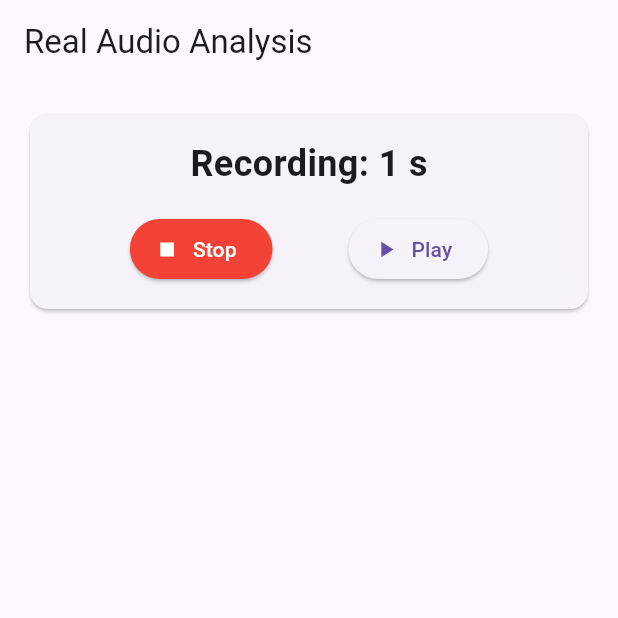
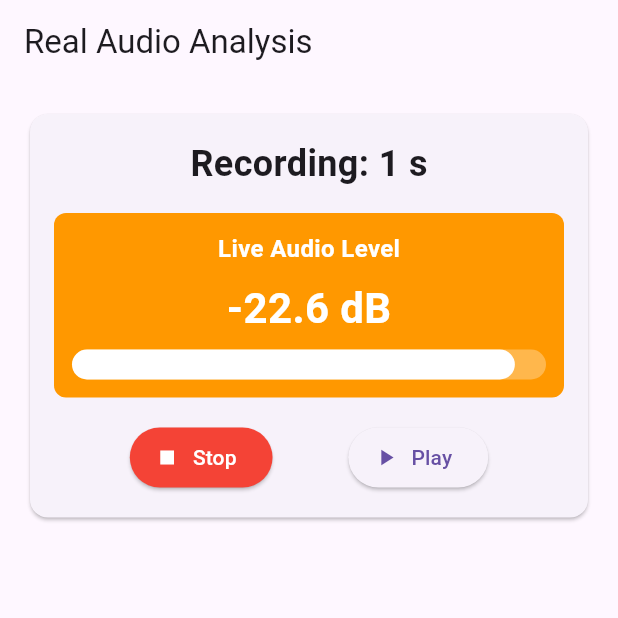
Before and after one commit to bazinga-thedog/winamp, a Flutter app: the screen it shows after launch, after a tap on "Record", on a phone screen of 412 x 824 dp, the top half of it. Run offline on Flutter 3.47's test engine with Material 3 defaults, Android fonts, the phone set to English and light mode, and no system bars; our stand-ins replace just_audio, permission_handler; missing offline and left inert: flutter_sound; statements that could not run were skipped.

Commit message:
update main.dart

```diff
--- a/lib/main.dart
+++ b/lib/main.dart
@@ -21,9 +21,12 @@ class _RecorderScreenState extends State<RecorderScreen> {
   bool _isRecording = false;
   String? _filePath;
   Timer? _timer;
+  Timer? _rmsTimer;
   int _recordDuration = 0;
   List<SilenceSegment> _silenceSegments = [];
   bool _isAnalyzing = false;
+  double _currentRmsDb = -100.0; // Current RMS in decibels
+  final List<double> _rmsHistory = []; // Store RMS history for averaging
 
   @override
   void initState() {
@@ -46,6 +49,7 @@ class _RecorderScreenState extends State<RecorderScreen> {
   @override
   void dispose() {
     _timer?.cancel();
+    _rmsTimer?.cancel();
     _recorder?.closeRecorder();
     _player?.closePlayer();
     _audioAnalyzer?.dispose();
@@ -72,16 +76,63 @@ class _RecorderScreenState extends State<RecorderScreen> {
       _isRecording = true;
       _recordDuration = 0;
       _silenceSegments.clear();
+      _currentRmsDb = -100.0;
+      _rmsHistory.clear();
     });
     _timer = Timer.periodic(const Duration(seconds: 1), (timer) {
       setState(() => _recordDuration++);
     });
+    _startRmsMonitoring();
+  }
+
+  // Start real-time RMS monitoring
+  void _startRmsMonitoring() {
+    _rmsTimer = Timer.periodic(const Duration(milliseconds: 100), (timer) async {
+      if (_isRecording) {
+        await _updateRmsLevel();
+      }
+    });
+  }
+
+  // Update RMS level in real-time
+  Future<void> _updateRmsLevel() async {
+    try {
+      // Simulate real-time audio analysis
+      // In a real implementation, you would get actual audio samples from the recorder
+      final simulatedRms = _simulateRealTimeRms();
+
+      setState(() {
+        _rmsHistory.add(simulatedRms);
+        // Keep only the last 50 samples for averaging
+        if (_rmsHistory.length > 50) {
+          _rmsHistory.removeAt(0);
+        }
+        _currentRmsDb = _rmsToDb(_calculateRMS(_rmsHistory));
+      });
+    } catch (e) {
+      debugPrint('Error updating RMS: $e');
+    }
+  }
+
+  // Simulate real-time RMS for demonstration
+  double _simulateRealTimeRms() {
+    // Simulate varying audio levels during recording
+    final baseLevel = 0.1 + (Random().nextDouble() * 0.3); // Base level between 0.1 and 0.4
+
+    // Add some variation based on time
+    final timeVariation = sin(DateTime.now().millisecondsSinceEpoch / 1000.0) * 0.1;
+
+    // Add some random noise
+    final noise = (Random().nextDouble() - 0.5) * 0.05;
+
+    return (baseLevel + timeVariation + noise).clamp(0.0, 1.0);
   }
 
   Future<void> _stopRecording() async {
     await _recorder!.stopRecorder();
     setState(() => _isRecording = false);
     _timer?.cancel();
+    _rmsTimer?.cancel();
     await _detectSilence();
   }
 
@@ -301,11 +352,62 @@ class _RecorderScreenState extends State<RecorderScreen> {
                 padding: const EdgeInsets.all(16.0),
                 child: Column(
                   children: [
-                    if (_isRecording)
+                    if (_isRecording) ...[
                       Text(
                         'Recording: $_recordDuration s',
                         style: const TextStyle(fontSize: 24, fontWeight: FontWeight.bold),
                       ),
+                      const SizedBox(height: 16),
+                      // Real-time RMS display
+                      Container(
+                        padding: const EdgeInsets.all(12),
+                        decoration: BoxDecoration(
+                          color: _getRmsColor(),
+                          borderRadius: BorderRadius.circular(8),
+                        ),
+                        child: Column(
+                          children: [
+                            const Text(
+                              'Live Audio Level',
+                              style: TextStyle(
+                                fontSize: 16,
+                                fontWeight: FontWeight.bold,
+                                color: Colors.white,
+                              ),
+                            ),
+                            const SizedBox(height: 8),
+                            Text(
+                              '${_currentRmsDb.toStringAsFixed(1)} dB',
+                              style: const TextStyle(
+                                fontSize: 28,
+                                fontWeight: FontWeight.bold,
+                                color: Colors.white,
+                              ),
+                            ),
+                            const SizedBox(height: 8),
+                            // Visual level indicator
+                            Container(
+                              height: 20,
+                              width: double.infinity,
+                              decoration: BoxDecoration(
+                                color: Colors.white.withValues(alpha: 0.3),
+                                borderRadius: BorderRadius.circular(10),
+                              ),
+                              child: FractionallySizedBox(
+                                alignment: Alignment.centerLeft,
+                                widthFactor: _getRmsLevelFactor(),
+                                child: Container(
+                                  decoration: BoxDecoration(
+                                    color: Colors.white,
+                                    borderRadius: BorderRadius.circular(10),
+                                  ),
+                                ),
+                              ),
+                            ),
+                          ],
+                        ),
+                      ),
+                    ],
                     const SizedBox(height: 16),
                     Row(
                       mainAxisAlignment: MainAxisAlignment.spaceEvenly,
@@ -391,6 +493,23 @@ class _RecorderScreenState extends State<RecorderScreen> {
       ),
     );
   }
+
+  // Get color based on RMS level
+  Color _getRmsColor() {
+    if (_currentRmsDb < -50) return Colors.grey; // Very quiet
+    if (_currentRmsDb < -40) return Colors.blue; // Quiet
+    if (_currentRmsDb < -30) return Colors.green; // Normal
+    if (_currentRmsDb < -20) return Colors.orange; // Loud
+    return Colors.red; // Very loud
+  }
+
+  // Get level factor for visual indicator (0.0 to 1.0)
+  double _getRmsLevelFactor() {
+    // Convert dB to a 0-1 scale
+    // -60 dB = 0.0, -20 dB = 1.0
+    final normalized = (_currentRmsDb + 60) / 40;
+    return normalized.clamp(0.0, 1.0);
+  }
 }
 
 class SilenceSegment {
```
